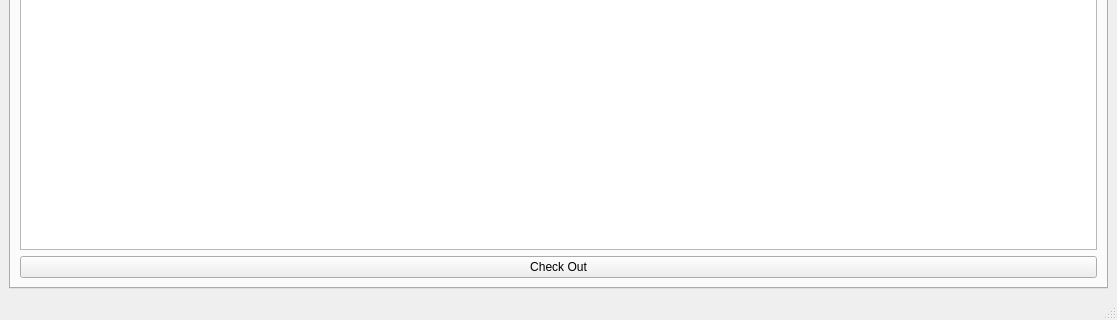
Old version of the form interface.ui in the repository sailorbob134280/Vinny; both pictures show x 0 to 1117 and y 496 to 816 of the 1117 by 816 pixel window.
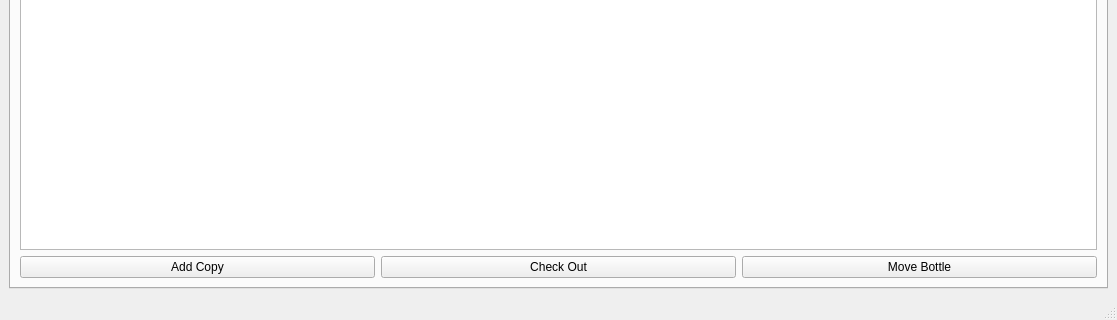
New version of the form. The open tabs and pages were chosen to show the change. Icons and pictures are not drawn.

Commit message: added methods to bottle object

```diff
--- a/interface.ui
+++ b/interface.ui
@@ -172,6 +172,15 @@
          <widget class="QTableView" name="invTable"/>
         </item>
         <item>
+         <layout class="QHBoxLayout" name="horizontalLayout_6">
+          <item>
+           <widget class="QPushButton" name="pushButton_6">
+            <property name="text">
+             <string>Add Copy</string>
+            </property>
+           </widget>
+          </item>
+          <item>
          <widget class="QPushButton" name="check_out">
           <property name="text">
            <string>Check Out</string>
@@ -182,6 +191,15 @@
           </property>
          </widget>
         </item>
+          <item>
+           <widget class="QPushButton" name="pushButton_5">
+            <property name="text">
+             <string>Move Bottle</string>
+            </property>
+           </widget>
+          </item>
+         </layout>
+        </item>
        </layout>
       </widget>
       <widget class="QWidget" name="find">
```
Left out of the diff: 4 changed lines with no effect on the pictures. Lines whose indentation alone changed are shown as unchanged. The commit also changes 5 other files.
